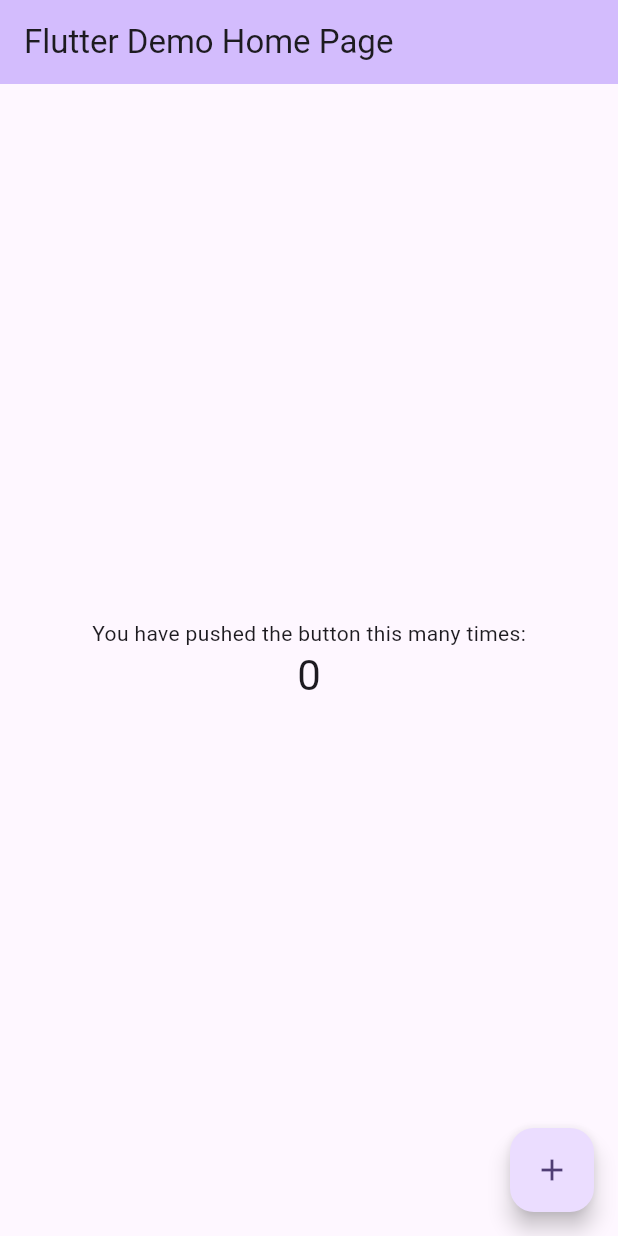
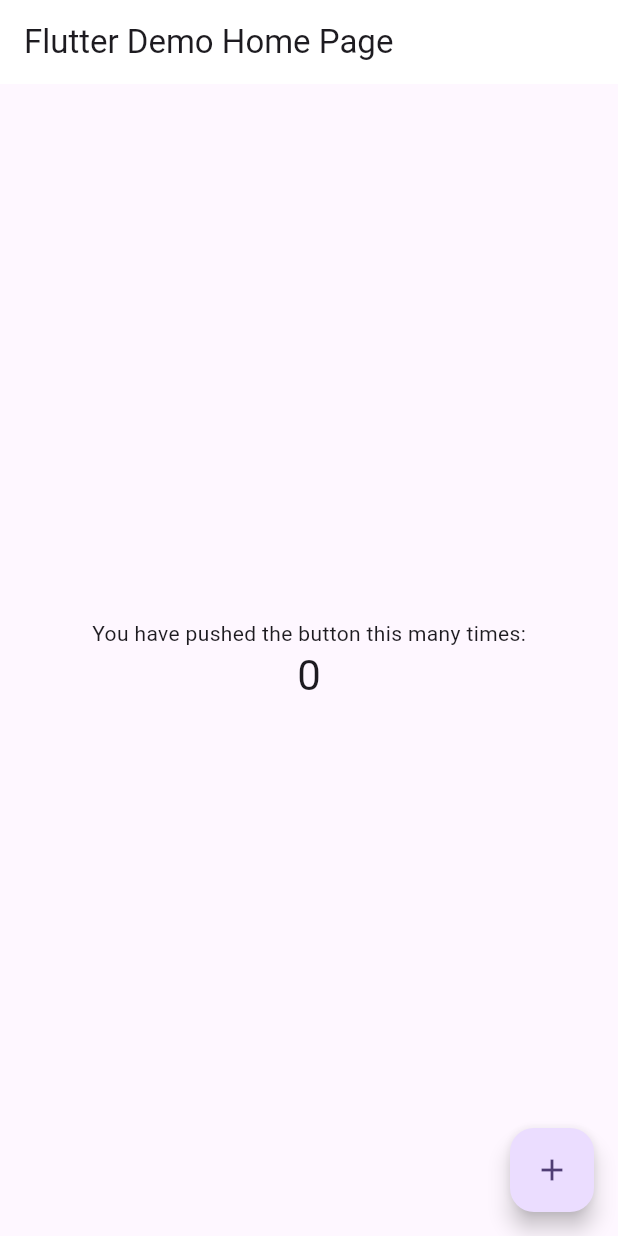
Before and after one commit to JatsuAkaYashvant/learning_github_workflow, a Flutter app: the screen it shows after launch, on a phone screen of 412 x 824 dp. Run offline on Flutter 3.47's test engine with Material 3 defaults, Android fonts, the phone set to English and light mode, and no system bars.

Commit message:
style: update background color

```diff
--- a/lib/main.dart
+++ b/lib/main.dart
@@ -80,7 +80,7 @@ class _MyHomePageState extends State<MyHomePage> {
         // TRY THIS: Try changing the color here to a specific color (to
         // Colors.amber, perhaps?) and trigger a hot reload to see the AppBar
         // change color while the other colors stay the same.
-        backgroundColor: Theme.of(context).colorScheme.inversePrimary,
+        backgroundColor: Colors.white,
         // Here we take the value from the MyHomePage object that was created by
         // the App.build method, and use it to set our appbar title.
         title: Text(widget.title),
```
